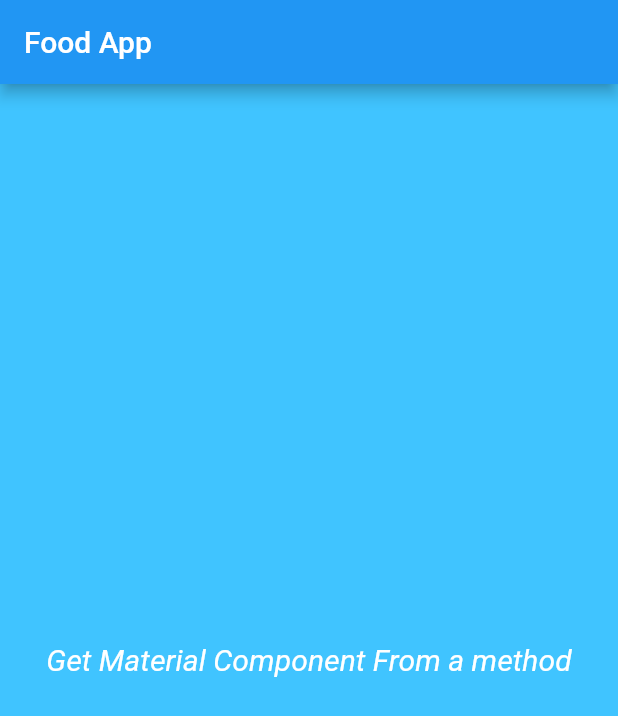
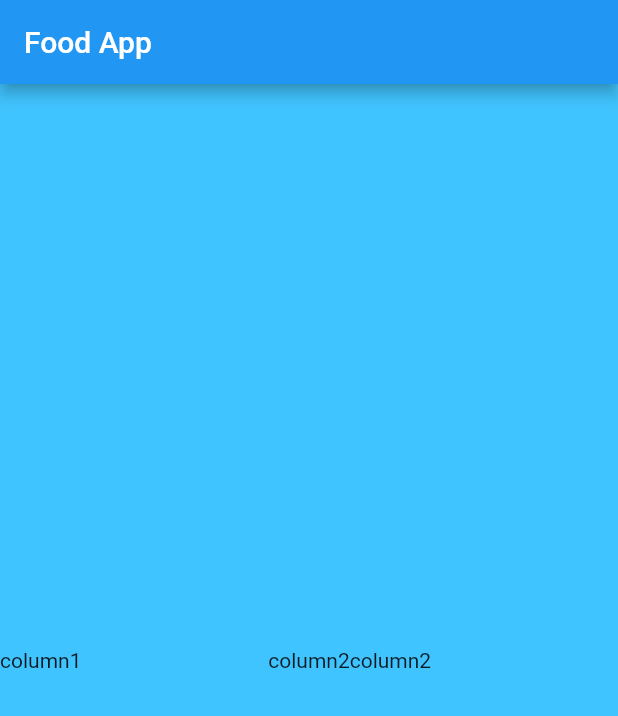
Before and after one commit to vikasmain/food_app_flutter, a Flutter app: the screen it shows after launch, on a phone screen of 412 x 824 dp. Shown: the top 716 px of the screen. Run offline on Flutter 3.47's test engine with Material 2 defaults, Android fonts, the phone set to English and light mode, and no system bars.

Commit message:
Add row expanded widget

```diff
--- a/lib/main.dart
+++ b/lib/main.dart
@@ -14,14 +14,18 @@ class MyFlutterAppComponent extends StatelessWidget {
             // we can omit new in new dart version
             color: Colors.lightBlueAccent,
             child: Center(
-                child: Text(getTextForHomeScreen(),
-                    textDirection: TextDirection.rtl,
-                    style: TextStyle(
-                        color: Colors.white,
-                        fontSize: 20.0,
-                        fontStyle: FontStyle.italic))),
+              child: Row(
+            children: <Widget>[
+
+              Expanded(child: Text("column1",textDirection: TextDirection.ltr,)),
+              Text("column2",textDirection: TextDirection.ltr,),
+              Expanded(child: Text("column2",textDirection: TextDirection.ltr,),
+              )
+            ],
+    )
           ),
-        ));
+        ))
+    );
   }
 
   String getTextForHomeScreen() {
```
